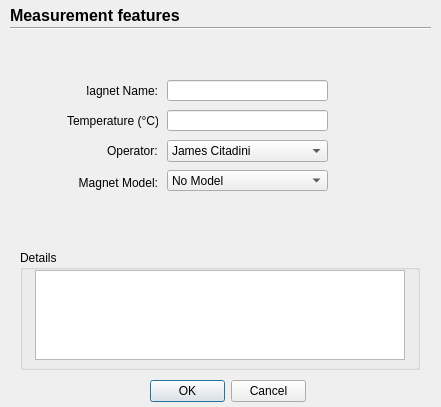
The window that Rotating Coil v3/Pop_up.ui (lnls-ima/rotating-coil-software) describes before a commit, drawn with Qt 5.
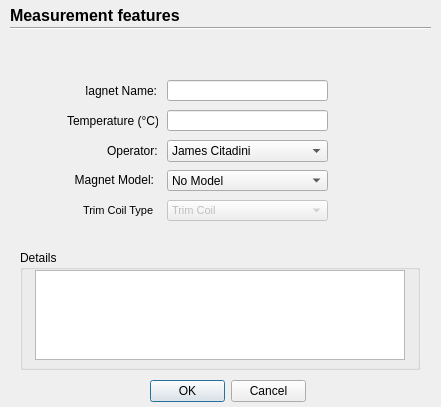
The same window after the commit. Icons and pictures are not drawn.

The edit to the form file:
```diff
--- a/Rotating Coil v3/Pop_up.ui
+++ b/Rotating Coil v3/Pop_up.ui
@@ -79,7 +79,7 @@
   <widget class="QLabel" name="label_134">
    <property name="geometry">
     <rect>
-     <x>87</x>
+     <x>86</x>
      <y>70</y>
      <width>71</width>
      <height>41</height>
@@ -194,8 +194,8 @@
   <widget class="QLabel" name="label_49">
    <property name="geometry">
     <rect>
-     <x>77</x>
-     <y>170</y>
+     <x>73</x>
+     <y>167</y>
      <width>81</width>
      <height>25</height>
     </rect>
@@ -242,6 +242,62 @@
     </property>
    </item>
   </widget>
+  <widget class="QComboBox" name="cb_trim_coil_type">
+   <property name="enabled">
+    <bool>false</bool>
+   </property>
+   <property name="geometry">
+    <rect>
+     <x>167</x>
+     <y>200</y>
+     <width>161</width>
+     <height>21</height>
+    </rect>
+   </property>
+   <property name="font">
+    <font>
+     <pointsize>8</pointsize>
+    </font>
+   </property>
+   <item>
+    <property name="text">
+     <string>Trim Coil</string>
+    </property>
+   </item>
+   <item>
+    <property name="text">
+     <string>HC Coil</string>
+    </property>
+   </item>
+   <item>
+    <property name="text">
+     <string>VC Coil</string>
+    </property>
+   </item>
+   <item>
+    <property name="text">
+     <string>SQ Coil</string>
+    </property>
+   </item>
+  </widget>
+  <widget class="QLabel" name="label_8">
+   <property name="geometry">
+    <rect>
+     <x>83</x>
+     <y>200</y>
+     <width>71</width>
+     <height>20</height>
+    </rect>
+   </property>
+   <property name="font">
+    <font>
+     <pointsize>8</pointsize>
+    </font>
+   </property>
+   <property name="text">
+    <string>Trim Coil Type:</string>
+   </property>
+  </widget>
  </widget>
  <resources>
   <include location="resource_file.qrc"/>
```
